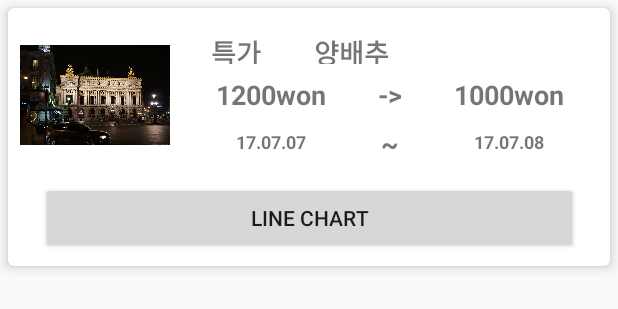
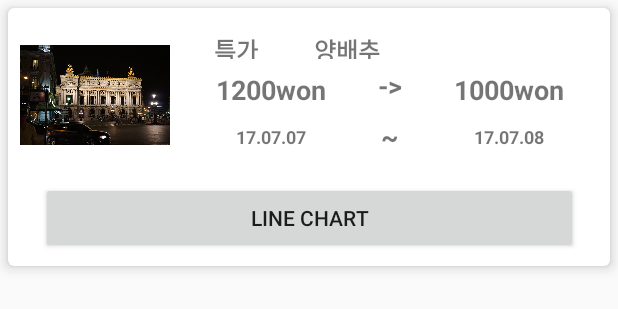
Before and after one commit to ehdgh9772/ShoppingManiac, an Android app: the layout card_discount.xml on its own in the app's theme, with its tools: preview values and no code run, on a phone screen of 412 x 824 dp. Shown: the top 309 px of the screen. Run offline under Robolectric (Android 15) with nearby library versions, the phone set to English and light mode, and no system bars.

Commit message:
날짜 제대로 받게 수정

```diff
--- a/app/src/main/java/com/example/kcci/shoppingmaniac/database/Database.java
+++ b/app/src/main/java/com/example/kcci/shoppingmaniac/database/Database.java
@@ -326,7 +326,7 @@ public class Database {
     }
 
     private String convertDateTime(String dateTime) {
-        return dateTime.replace("T", "/").replace(dateTime.substring(16), "");
+        return dateTime.replace("T", System.getProperty("line.separator")).replace(dateTime.substring(16), "");
     }
     //endregion
 
--- a/app/src/main/res/layout/card_discount.xml
+++ b/app/src/main/res/layout/card_discount.xml
@@ -51,14 +51,14 @@
                 android:layout_width="wrap_content"
                 android:layout_height="wrap_content"
                 android:orientation="horizontal"
-                card_view:layout_constraintGuide_percent="0.33"/>
+                card_view:layout_constraintGuide_percent="0.3"/>
 
             <android.support.constraint.Guideline
                 android:id="@+id/guideline4"
                 android:layout_width="wrap_content"
                 android:layout_height="wrap_content"
                 android:orientation="horizontal"
-                card_view:layout_constraintGuide_percent="0.66"/>
+                card_view:layout_constraintGuide_percent="0.6"/>
 
             <TextView
                 android:id="@+id/txv_discount_dcType"
@@ -70,14 +70,14 @@
                 android:layout_marginTop="8dp"
                 android:gravity="center"
                 android:text="특가"
-                android:textSize="18dp"
+                android:textSize="16sp"
                 android:textStyle="bold"
                 card_view:layout_constraintBottom_toTopOf="@+id/guideline3"
                 card_view:layout_constraintHorizontal_bias="0.0"
                 card_view:layout_constraintLeft_toLeftOf="parent"
                 card_view:layout_constraintRight_toLeftOf="@+id/guideline2"
                 card_view:layout_constraintTop_toTopOf="parent"
-                card_view:layout_constraintVertical_bias="0.0" />
+                card_view:layout_constraintVertical_bias="0.0"/>
 
             <TextView
                 android:id="@+id/txv_discount_Name"
@@ -88,13 +88,14 @@
                 android:layout_marginRight="8dp"
                 android:layout_marginTop="8dp"
                 android:text="양배추"
-                android:textSize="18dp"
+                android:textSize="16sp"
                 android:textStyle="bold"
                 card_view:layout_constraintBottom_toTopOf="@+id/guideline3"
-                card_view:layout_constraintHorizontal_bias="0.0"
+                card_view:layout_constraintHorizontal_bias="1.0"
                 card_view:layout_constraintLeft_toLeftOf="@+id/guideline2"
                 card_view:layout_constraintRight_toRightOf="parent"
-                card_view:layout_constraintTop_toTopOf="parent" />
+                card_view:layout_constraintTop_toTopOf="parent"
+                card_view:layout_constraintVertical_bias="0.0"/>
 
             <TextView
                 android:id="@+id/txv_item_price"
```
